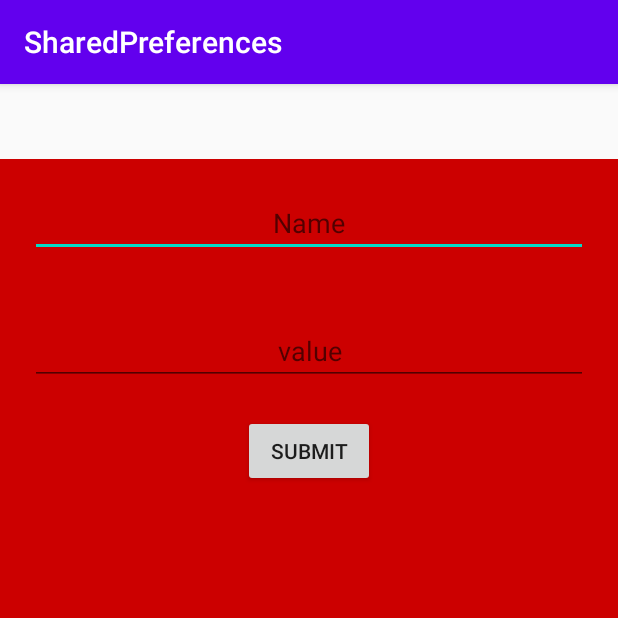
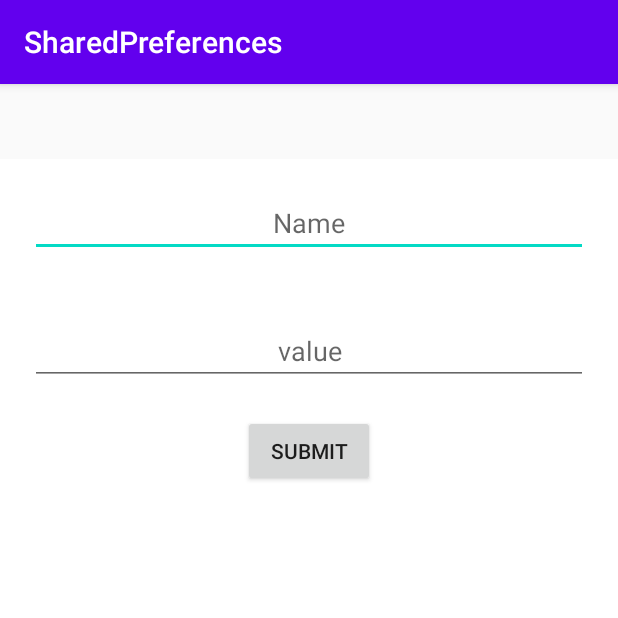
Before and after one commit to GokulRaj33/SharedPreferences, an Android app: the screen it shows after launch (MainActivity), on a phone screen of 412 x 824 dp, the top half of it. Run offline under Robolectric (Android 15) with nearby library versions, the phone set to English and light mode, and no system bars.

Commit message:
initial commit

```diff
--- a/app/src/main/res/layout/activity_main.xml
+++ b/app/src/main/res/layout/activity_main.xml
@@ -5,7 +5,7 @@
     android:layout_width="match_parent"
     android:layout_height="match_parent"
     android:layout_marginTop="50dp"
-    android:background="@android:color/holo_red_dark"
+    android:background="@android:color/background_light"
     android:orientation="vertical"
     tools:context=".MainActivity">
 
```
